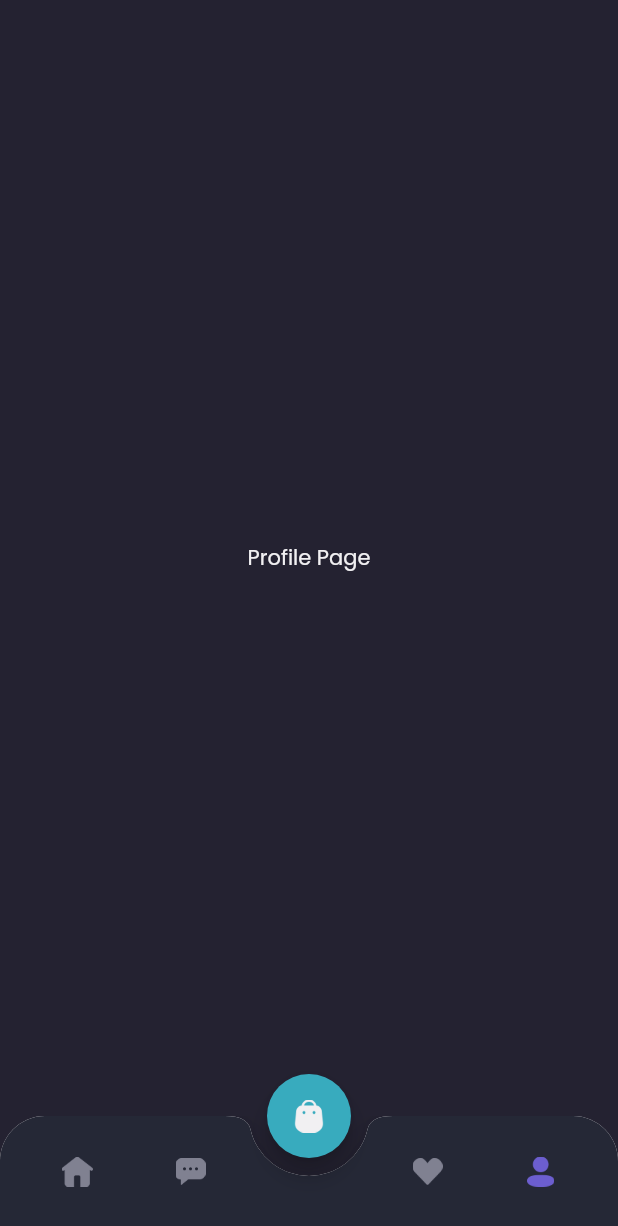
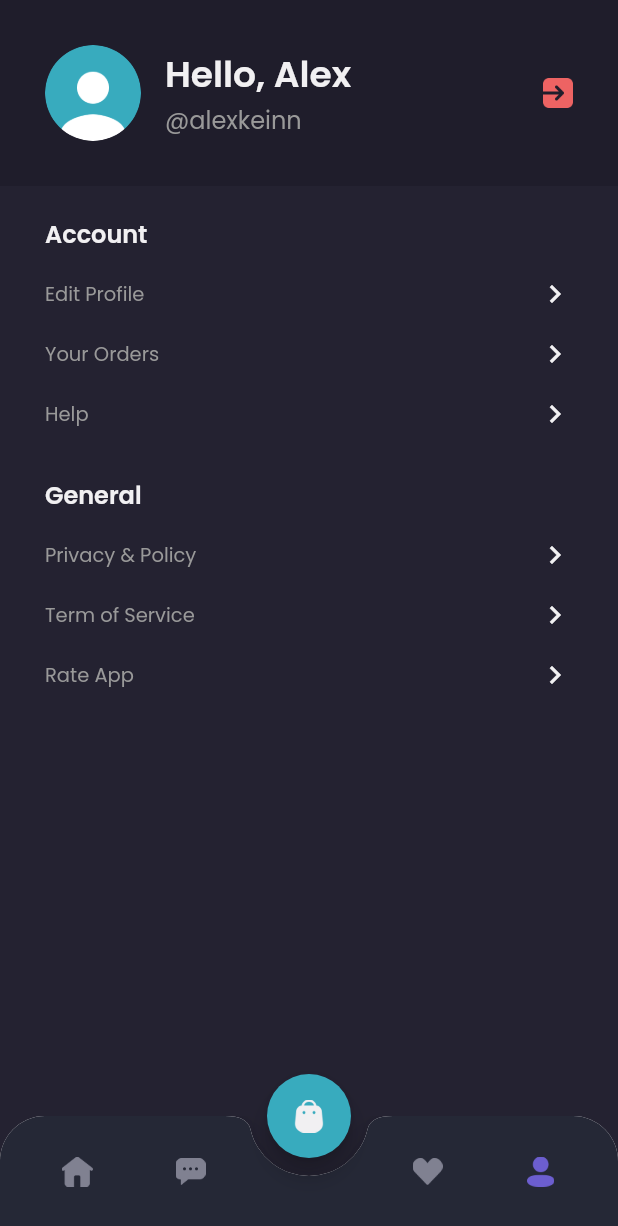
Before and after one commit to rizshirazy/shamo-flutter, a Flutter app: the MainPage screen opened by its route, item 4 of the bottom bar chosen, on a phone screen of 412 x 824 dp. Shown: the top 1226 px of the screen. Run offline on Flutter 3.47's test engine with Material 2 defaults, Android fonts, the phone set to English and light mode, and no system bars; our stand-ins replace google_fonts.

Commit message:
slicing profile page

```diff
--- a/lib/pages/home/profile_page.dart
+++ b/lib/pages/home/profile_page.dart
@@ -6,11 +6,119 @@ class ProfilePage extends StatelessWidget {
 
   @override
   Widget build(BuildContext context) {
-    return Center(
-      child: Text(
-        'Profile Page',
-        style: primaryTextStyle,
-      ),
+    Widget header() {
+      return AppBar(
+        backgroundColor: bgColor1,
+        centerTitle: true,
+        elevation: 0,
+        automaticallyImplyLeading: false,
+        flexibleSpace: SafeArea(
+          child: Container(
+            padding: EdgeInsets.all(defaultMargin),
+            child: Row(
+              children: [
+                ClipOval(
+                  child: Image.asset(
+                    'assets/image_profile.png',
+                    width: 64,
+                  ),
+                ),
+                SizedBox(width: 16),
+                Expanded(
+                  child: Column(
+                    crossAxisAlignment: CrossAxisAlignment.start,
+                    children: [
+                      Text(
+                        'Hello, Alex',
+                        style: primaryTextStyle.copyWith(
+                          fontSize: 24,
+                          fontWeight: semibold,
+                        ),
+                      ),
+                      Text(
+                        '@alexkeinn',
+                        style: secondaryTextStyle.copyWith(
+                          fontSize: 16,
+                        ),
+                      ),
+                    ],
+                  ),
+                ),
+                Image.asset(
+                  'assets/button_exit.png',
+                  width: 20,
+                )
+              ],
+            ),
+          ),
+        ),
+      );
+    }
+
+    Widget menuItem(String text) {
+      return Container(
+        margin: EdgeInsets.only(top: 16),
+        child: Row(
+          mainAxisAlignment: MainAxisAlignment.spaceBetween,
+          children: [
+            Text(
+              text,
+              style: secondaryTextStyle.copyWith(
+                fontSize: 13,
+              ),
+            ),
+            Icon(
+              Icons.chevron_right,
+              color: primaryTextColor,
+            )
+          ],
+        ),
+      );
+    }
+
+    Widget content() {
+      return Expanded(
+        child: Container(
+          width: double.infinity,
+          padding: EdgeInsets.symmetric(
+            horizontal: defaultMargin,
+          ),
+          child: Column(
+            crossAxisAlignment: CrossAxisAlignment.start,
+            children: [
+              SizedBox(height: 20),
+              Text(
+                'Account',
+                style: primaryTextStyle.copyWith(
+                  fontSize: 16,
+                  fontWeight: semibold,
+                ),
+              ),
+              menuItem('Edit Profile'),
+              menuItem('Your Orders'),
+              menuItem('Help'),
+              SizedBox(height: 30),
+              Text(
+                'General',
+                style: primaryTextStyle.copyWith(
+                  fontSize: 16,
+                  fontWeight: semibold,
+                ),
+              ),
+              menuItem('Privacy & Policy'),
+              menuItem('Term of Service'),
+              menuItem('Rate App'),
+            ],
+          ),
+        ),
+      );
+    }
+
+    return Column(
+      children: [
+        header(),
+        content(),
+      ],
     );
   }
 }
```
